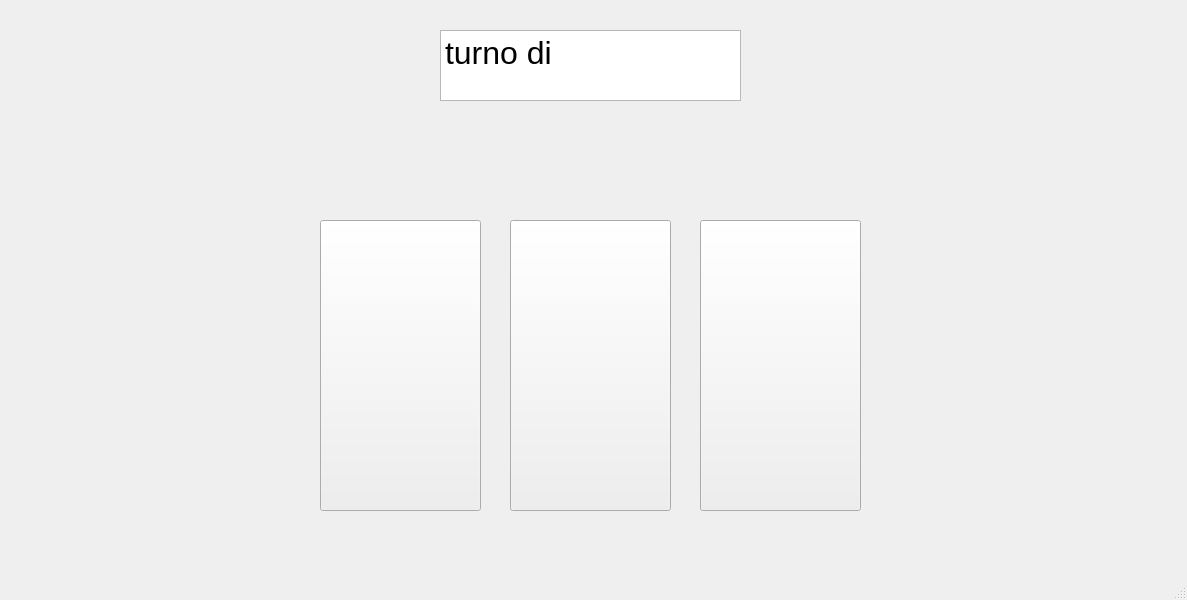
104games/Qt-Briscola, file game.ui: the form before one commit.
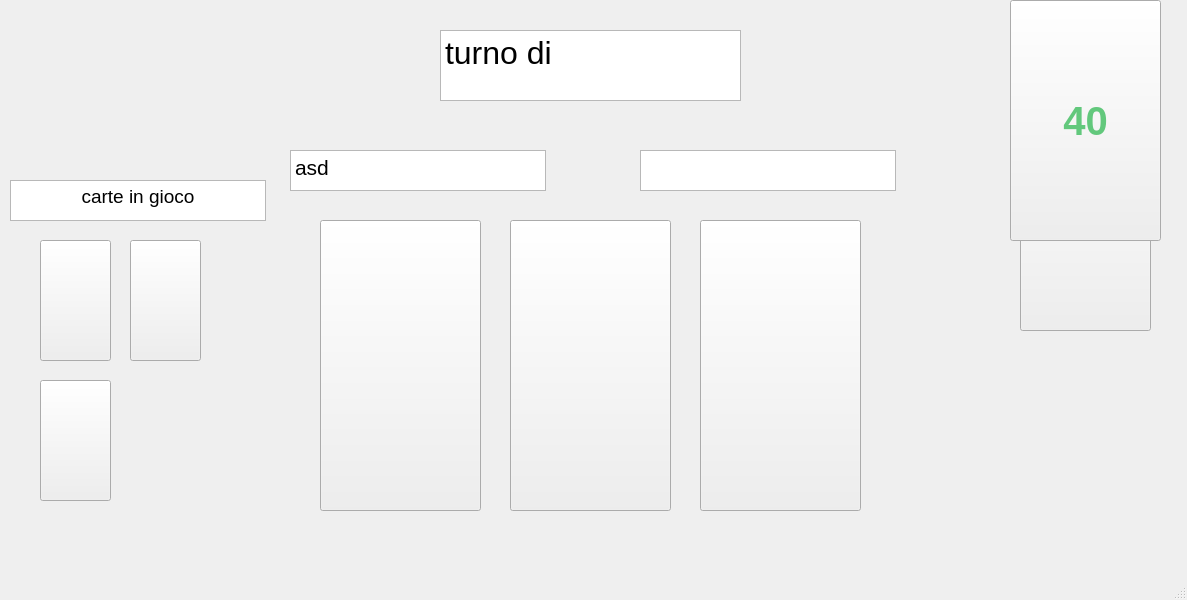
The form after the commit. Icons and pictures are not drawn.

Diff of the .ui file:
```diff
--- a/game.ui
+++ b/game.ui
@@ -78,6 +78,149 @@
      <string/>
     </property>
    </widget>
+   <widget class="QPushButton" name="briscola">
+    <property name="geometry">
+     <rect>
+      <x>1020</x>
+      <y>90</y>
+      <width>131</width>
+      <height>241</height>
+     </rect>
+    </property>
+    <property name="styleSheet">
+     <string notr="true">border-image: url(:/carte/carte/10b.jpg);</string>
+    </property>
+    <property name="text">
+     <string/>
+    </property>
+   </widget>
+   <widget class="QPushButton" name="mazzo">
+    <property name="geometry">
+     <rect>
+      <x>1010</x>
+      <y>0</y>
+      <width>151</width>
+      <height>241</height>
+     </rect>
+    </property>
+    <property name="font">
+     <font>
+      <family>Segoe UI</family>
+      <pointsize>30</pointsize>
+      <bold>true</bold>
+     </font>
+    </property>
+    <property name="styleSheet">
+     <string notr="true">border-image: url(:/carte/carte/retro.jpg);
+border-color: rgb(0, 0, 0);
+color: rgb(98, 200, 124);</string>
+    </property>
+    <property name="text">
+     <string>40</string>
+    </property>
+   </widget>
+   <widget class="QPushButton" name="giocata1">
+    <property name="geometry">
+     <rect>
+      <x>40</x>
+      <y>240</y>
+      <width>71</width>
+      <height>121</height>
+     </rect>
+    </property>
+    <property name="styleSheet">
+     <string notr="true"/>
+    </property>
+    <property name="text">
+     <string/>
+    </property>
+   </widget>
+   <widget class="QPushButton" name="giocata2">
+    <property name="geometry">
+     <rect>
+      <x>130</x>
+      <y>240</y>
+      <width>71</width>
+      <height>121</height>
+     </rect>
+    </property>
+    <property name="text">
+     <string/>
+    </property>
+   </widget>
+   <widget class="QPushButton" name="pushButton_3">
+    <property name="geometry">
+     <rect>
+      <x>40</x>
+      <y>380</y>
+      <width>71</width>
+      <height>121</height>
+     </rect>
+    </property>
+    <property name="text">
+     <string/>
+    </property>
+   </widget>
+   <widget class="QTextBrowser" name="textBrowser">
+    <property name="geometry">
+     <rect>
+      <x>10</x>
+      <y>180</y>
+      <width>256</width>
+      <height>41</height>
+     </rect>
+    </property>
+    <property name="html">
+     <string>&lt;!DOCTYPE HTML PUBLIC &quot;-//W3C//DTD HTML 4.0//EN&quot; &quot;http://www.w3.org/TR/REC-html40/strict.dtd&quot;&gt;
+&lt;html&gt;&lt;head&gt;&lt;meta name=&quot;qrichtext&quot; content=&quot;1&quot; /&gt;&lt;meta charset=&quot;utf-8&quot; /&gt;&lt;style type=&quot;text/css&quot;&gt;
+p, li { white-space: pre-wrap; }
+hr { height: 1px; border-width: 0; }
+li.unchecked::marker { content: &quot;\2610&quot;; }
+li.checked::marker { content: &quot;\2612&quot;; }
+&lt;/style&gt;&lt;/head&gt;&lt;body style=&quot; font-family:'Segoe UI'; font-size:9pt; font-weight:400; font-style:normal;&quot;&gt;
+&lt;p align=&quot;center&quot; style=&quot; margin-top:0px; margin-bottom:0px; margin-left:0px; margin-right:0px; -qt-block-indent:0; text-indent:0px;&quot;&gt;&lt;span style=&quot; font-size:14pt;&quot;&gt;carte in gioco&lt;/span&gt;&lt;/p&gt;&lt;/body&gt;&lt;/html&gt;</string>
+    </property>
+   </widget>
+   <widget class="QTextBrowser" name="punti1">
+    <property name="geometry">
+     <rect>
+      <x>290</x>
+      <y>150</y>
+      <width>256</width>
+      <height>41</height>
+     </rect>
+    </property>
+    <property name="font">
+     <font>
+      <pointsize>16</pointsize>
+     </font>
+    </property>
+    <property name="html">
+     <string>&lt;!DOCTYPE HTML PUBLIC &quot;-//W3C//DTD HTML 4.0//EN&quot; &quot;http://www.w3.org/TR/REC-html40/strict.dtd&quot;&gt;
+&lt;html&gt;&lt;head&gt;&lt;meta name=&quot;qrichtext&quot; content=&quot;1&quot; /&gt;&lt;meta charset=&quot;utf-8&quot; /&gt;&lt;style type=&quot;text/css&quot;&gt;
+p, li { white-space: pre-wrap; }
+hr { height: 1px; border-width: 0; }
+li.unchecked::marker { content: &quot;\2610&quot;; }
+li.checked::marker { content: &quot;\2612&quot;; }
+&lt;/style&gt;&lt;/head&gt;&lt;body style=&quot; font-family:'Segoe UI'; font-size:16pt; font-weight:400; font-style:normal;&quot;&gt;
+&lt;p style=&quot; margin-top:0px; margin-bottom:0px; margin-left:0px; margin-right:0px; -qt-block-indent:0; text-indent:0px;&quot;&gt;asd&lt;/p&gt;&lt;/body&gt;&lt;/html&gt;</string>
+    </property>
+   </widget>
+   <widget class="QTextBrowser" name="punti2">
+    <property name="geometry">
+     <rect>
+      <x>640</x>
+      <y>150</y>
+      <width>256</width>
+      <height>41</height>
+     </rect>
+    </property>
+    <property name="font">
+     <font>
+      <pointsize>16</pointsize>
+     </font>
+    </property>
+   </widget>
   </widget>
   <widget class="QMenuBar" name="menubar">
    <property name="geometry">
```
